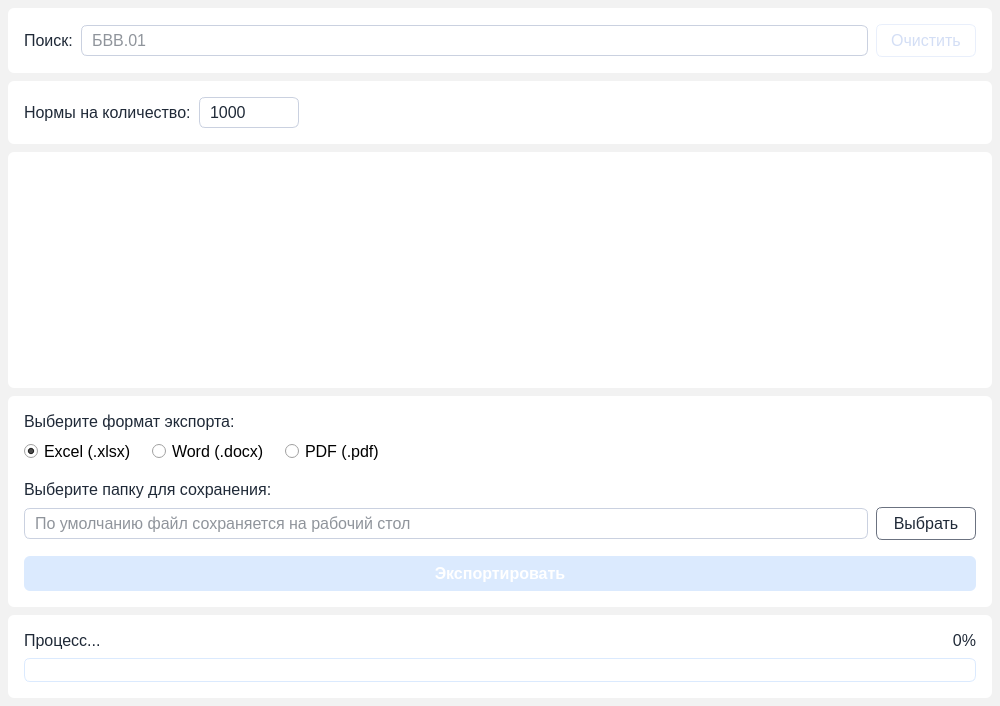
The window that ui/mainUI.ui (pntech-dev/Stockwise) describes before a commit, drawn with Qt 5.
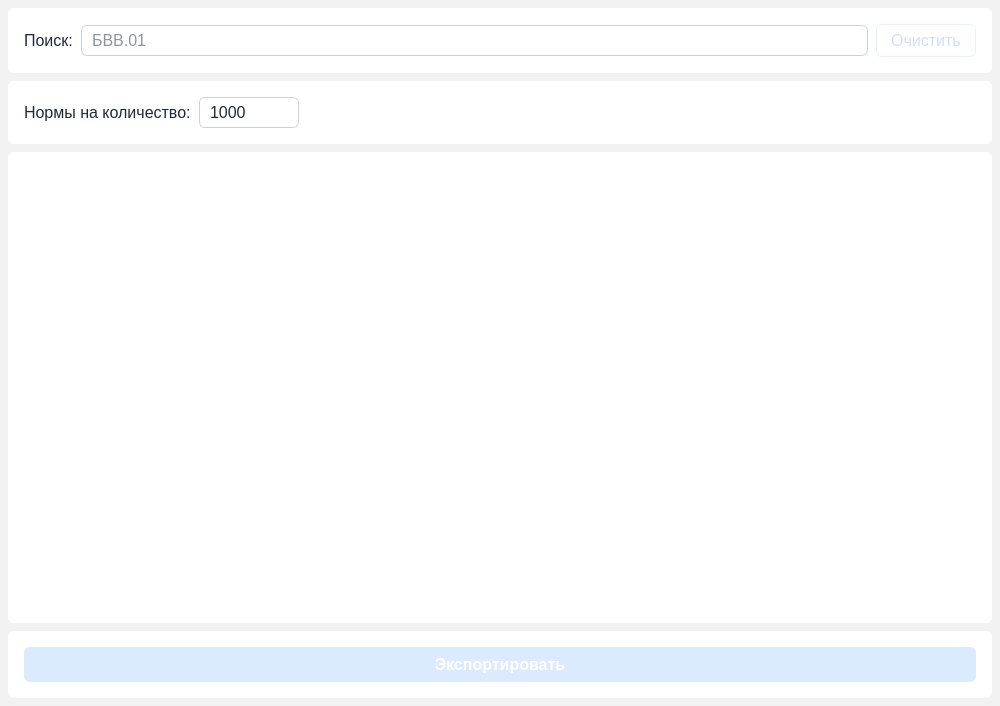
The same window after the commit.

Diff of the .ui file:
```diff
--- a/ui/mainUI.ui
+++ b/ui/mainUI.ui
@@ -392,9 +392,9 @@
       <property name="frameShadow">
        <enum>QFrame::Raised</enum>
       </property>
-      <layout class="QVBoxLayout" name="verticalLayout_4">
+      <layout class="QVBoxLayout" name="verticalLayout_5">
        <property name="spacing">
-        <number>16</number>
+        <number>8</number>
        </property>
        <property name="leftMargin">
         <number>16</number>
@@ -408,252 +408,6 @@
        <property name="bottomMargin">
         <number>16</number>
        </property>
-       <item>
-        <widget class="QFrame" name="choose_export_format_frame">
-         <property name="frameShape">
-          <enum>QFrame::StyledPanel</enum>
-         </property>
-         <property name="frameShadow">
-          <enum>QFrame::Raised</enum>
-         </property>
-         <layout class="QVBoxLayout" name="verticalLayout_2">
-          <property name="spacing">
-           <number>8</number>
-          </property>
-          <property name="leftMargin">
-           <number>0</number>
-          </property>
-          <property name="topMargin">
-           <number>0</number>
-          </property>
-          <property name="rightMargin">
-           <number>0</number>
-          </property>
-          <property name="bottomMargin">
-           <number>0</number>
-          </property>
-          <item>
-           <widget class="QLabel" name="choose_export_format_label">
-            <property name="sizePolicy">
-             <sizepolicy hsizetype="Expanding" vsizetype="Preferred">
-              <horstretch>0</horstretch>
-              <verstretch>0</verstretch>
-             </sizepolicy>
-            </property>
-            <property name="font">
-             <font>
-              <pointsize>12</pointsize>
-             </font>
-            </property>
-            <property name="text">
-             <string>Выберите формат экспорта:</string>
-            </property>
-           </widget>
-          </item>
-          <item>
-           <widget class="QFrame" name="export_formats_frame">
-            <property name="frameShape">
-             <enum>QFrame::StyledPanel</enum>
-            </property>
-            <property name="frameShadow">
-             <enum>QFrame::Raised</enum>
-            </property>
-            <layout class="QHBoxLayout" name="horizontalLayout_3">
-             <property name="spacing">
-              <number>16</number>
-             </property>
-             <property name="leftMargin">
-              <number>0</number>
-             </property>
-             <property name="topMargin">
-              <number>0</number>
-             </property>
-             <property name="rightMargin">
-              <number>0</number>
-             </property>
-             <property name="bottomMargin">
-              <number>0</number>
-             </property>
-             <item>
-              <widget class="QRadioButton" name="export_formats_excel_radioButton">
-               <property name="font">
-                <font>
-                 <pointsize>12</pointsize>
-                </font>
-               </property>
-               <property name="text">
-                <string>Excel (.xlsx)</string>
-               </property>
-               <property name="checked">
-                <bool>true</bool>
-               </property>
-              </widget>
-             </item>
-             <item>
-              <widget class="QRadioButton" name="export_formats_word_radioButton">
-               <property name="font">
-                <font>
-                 <pointsize>12</pointsize>
-                </font>
-               </property>
-               <property name="text">
-                <string>Word (.docx)</string>
-               </property>
-              </widget>
-             </item>
-             <item>
-              <widget class="QRadioButton" name="export_formats_pdf_radioButton">
-               <property name="font">
-                <font>
-                 <pointsize>12</pointsize>
-                </font>
-               </property>
-               <property name="text">
-                <string>PDF (.pdf)</string>
-               </property>
-              </widget>
-             </item>
-             <item>
-              <spacer name="horizontalSpacer">
-               <property name="orientation">
-                <enum>Qt::Horizontal</enum>
-               </property>
-               <property name="sizeHint" stdset="0">
-                <size>
-                 <width>40</width>
-                 <height>20</height>
-                </size>
-               </property>
-              </spacer>
-             </item>
-            </layout>
-           </widget>
-          </item>
-         </layout>
-        </widget>
-       </item>
-       <item>
-        <widget class="QFrame" name="save_file_path_frame">
-         <property name="frameShape">
-          <enum>QFrame::StyledPanel</enum>
-         </property>
-         <property name="frameShadow">
-          <enum>QFrame::Raised</enum>
-         </property>
-         <layout class="QVBoxLayout" name="verticalLayout_3">
-          <property name="spacing">
-           <number>8</number>
-          </property>
-          <property name="leftMargin">
-           <number>0</number>
-          </property>
-          <property name="topMargin">
-           <number>0</number>
-          </property>
-          <property name="rightMargin">
-           <number>0</number>
-          </property>
-          <property name="bottomMargin">
-           <number>0</number>
-          </property>
-          <item>
-           <widget class="QLabel" name="label">
-            <property name="sizePolicy">
-             <sizepolicy hsizetype="Expanding" vsizetype="Preferred">
-              <horstretch>0</horstretch>
-              <verstretch>0</verstretch>
-             </sizepolicy>
-            </property>
-            <property name="font">
-             <font>
-              <pointsize>12</pointsize>
-             </font>
-            </property>
-            <property name="text">
-             <string>Выберите папку для сохранения:</string>
-            </property>
-           </widget>
-          </item>
-          <item>
-           <widget class="QFrame" name="save_file_path_line_frame">
-            <property name="frameShape">
-             <enum>QFrame::StyledPanel</enum>
-            </property>
-            <property name="frameShadow">
-             <enum>QFrame::Raised</enum>
-            </property>
-            <layout class="QHBoxLayout" name="horizontalLayout_4">
-             <property name="spacing">
-              <number>8</number>
-             </property>
-             <property name="leftMargin">
-              <number>0</number>
-             </property>
-             <property name="topMargin">
-              <number>0</number>
-             </property>
-             <property name="rightMargin">
-              <number>0</number>
-             </property>
-             <property name="bottomMargin">
-              <number>0</number>
-             </property>
-             <item>
-              <widget class="QLineEdit" name="save_file_path_line_lineEdit">
-               <property name="minimumSize">
-                <size>
-                 <width>0</width>
-                 <height>0</height>
-                </size>
-               </property>
-               <property name="maximumSize">
-                <size>
-                 <width>16777215</width>
-                 <height>16777215</height>
-                </size>
-               </property>
-               <property name="font">
-                <font>
-                 <family>Segoe UI</family>
-                 <pointsize>12</pointsize>
-                </font>
-               </property>
-               <property name="placeholderText">
-                <string>По умолчанию файл сохраняется на рабочий стол</string>
-               </property>
-              </widget>
-             </item>
-             <item>
-              <widget class="QPushButton" name="save_file_path_line_choose_pushButton">
-               <property name="minimumSize">
-                <size>
-                 <width>100</width>
-                 <height>0</height>
-                </size>
-               </property>
-               <property name="maximumSize">
-                <size>
-                 <width>100</width>
-                 <height>16777215</height>
-                </size>
-               </property>
-               <property name="font">
-                <font>
-                 <family>Segoe UI</family>
-                 <pointsize>12</pointsize>
-                </font>
-               </property>
-               <property name="text">
-                <string>Выбрать</string>
-               </property>
-              </widget>
-             </item>
-            </layout>
-           </widget>
-          </item>
-         </layout>
-        </widget>
-       </item>
        <item>
         <widget class="QPushButton" name="export_pushButton">
          <property name="enabled">
@@ -709,131 +463,6 @@
       </layout>
      </widget>
     </item>
-    <item>
-     <widget class="QFrame" name="progress_bar_frame">
-      <property name="sizePolicy">
-       <sizepolicy hsizetype="Preferred" vsizetype="Fixed">
-        <horstretch>0</horstretch>
-        <verstretch>0</verstretch>
-       </sizepolicy>
-      </property>
-      <property name="frameShape">
-       <enum>QFrame::StyledPanel</enum>
-      </property>
-      <property name="frameShadow">
-       <enum>QFrame::Raised</enum>
-      </property>
-      <layout class="QVBoxLayout" name="verticalLayout_5">
-       <property name="spacing">
-        <number>8</number>
-       </property>
-       <property name="leftMargin">
-        <number>16</number>
-       </property>
-       <property name="topMargin">
-        <number>16</number>
-       </property>
-       <property name="rightMargin">
-        <number>16</number>
-       </property>
-       <property name="bottomMargin">
-        <number>16</number>
-       </property>
-       <item>
-        <widget class="QFrame" name="progress_bar_labels_frame">
-         <property name="frameShape">
-          <enum>QFrame::StyledPanel</enum>
-         </property>
-         <property name="frameShadow">
-          <enum>QFrame::Raised</enum>
-         </property>
-         <layout class="QHBoxLayout" name="horizontalLayout_5">
-          <property name="spacing">
-           <number>8</number>
-          </property>
-          <property name="leftMargin">
-           <number>0</number>
-          </property>
-          <property name="topMargin">
-           <number>0</number>
-          </property>
-          <property name="rightMargin">
-           <number>0</number>
-          </property>
-          <property name="bottomMargin">
-           <number>0</number>
-          </property>
-          <item>
-           <widget class="QLabel" name="progress_bar_labels_process_label">
-            <property name="sizePolicy">
-             <sizepolicy hsizetype="Fixed" vsizetype="Preferred">
-              <horstretch>0</horstretch>
-              <verstretch>0</verstretch>
-             </sizepolicy>
-            </property>
-            <property name="font">
-             <font>
-              <pointsize>12</pointsize>
-             </font>
-            </property>
-            <property name="text">
-             <string>Процесс...</string>
-            </property>
-           </widget>
-          </item>
-          <item>
-           <spacer name="horizontalSpacer_2">
-            <property name="orientation">
-             <enum>Qt::Horizontal</enum>
-            </property>
-            <property name="sizeHint" stdset="0">
-             <size>
-              <width>882</width>
-              <height>12</height>
-             </size>
-            </property>
-           </spacer>
-          </item>
-          <item>
-           <widget class="QLabel" name="progress_bar_labels_percents_label">
-            <property name="sizePolicy">
-             <sizepolicy hsizetype="Fixed" vsizetype="Preferred">
-              <horstretch>0</horstretch>
-              <verstretch>0</verstretch>
-             </sizepolicy>
-            </property>
-            <property name="font">
-             <font>
-              <pointsize>12</pointsize>
-             </font>
-            </property>
-            <property name="text">
-             <string>0%</string>
-            </property>
-            <property name="alignment">
-             <set>Qt::AlignRight|Qt::AlignTrailing|Qt::AlignVCenter</set>
-            </property>
-           </widget>
-          </item>
-         </layout>
-        </widget>
-       </item>
-       <item>
-        <widget class="QProgressBar" name="progressBar">
-         <property name="minimum">
-          <number>0</number>
-         </property>
-         <property name="value">
-          <number>0</number>
-         </property>
-         <property name="textVisible">
-          <bool>false</bool>
-         </property>
-        </widget>
-       </item>
-      </layout>
-     </widget>
-    </item>
    </layout>
   </widget>
  </widget>
```
Left out of the diff: 2 changed lines with no effect on the pictures.
